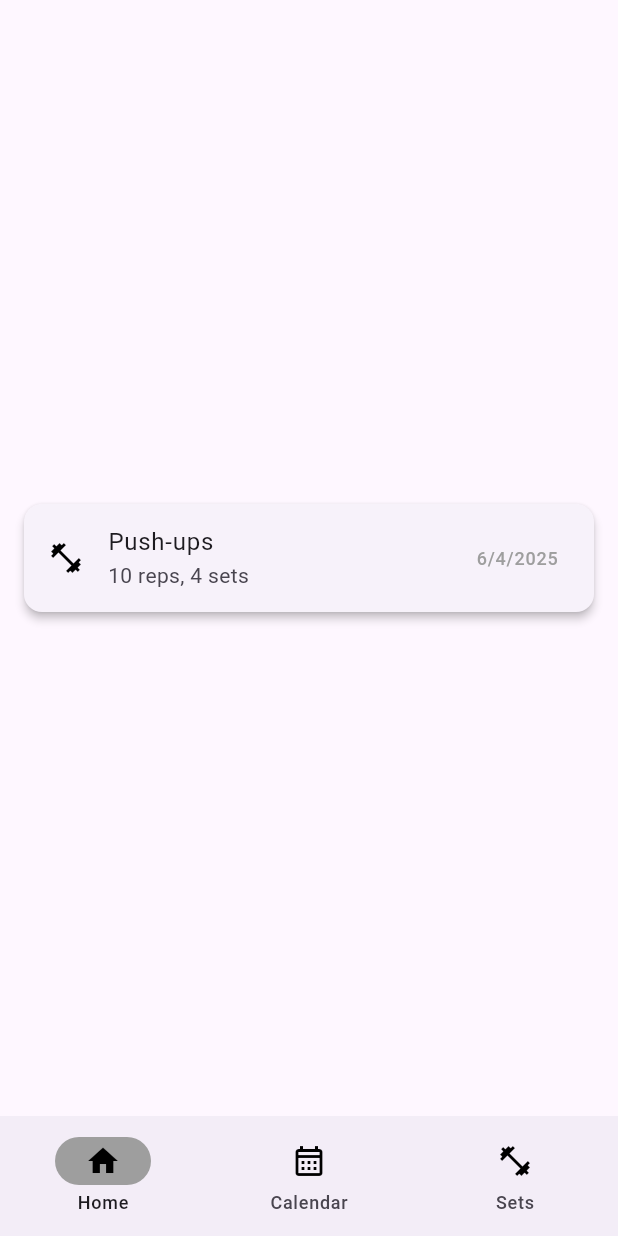
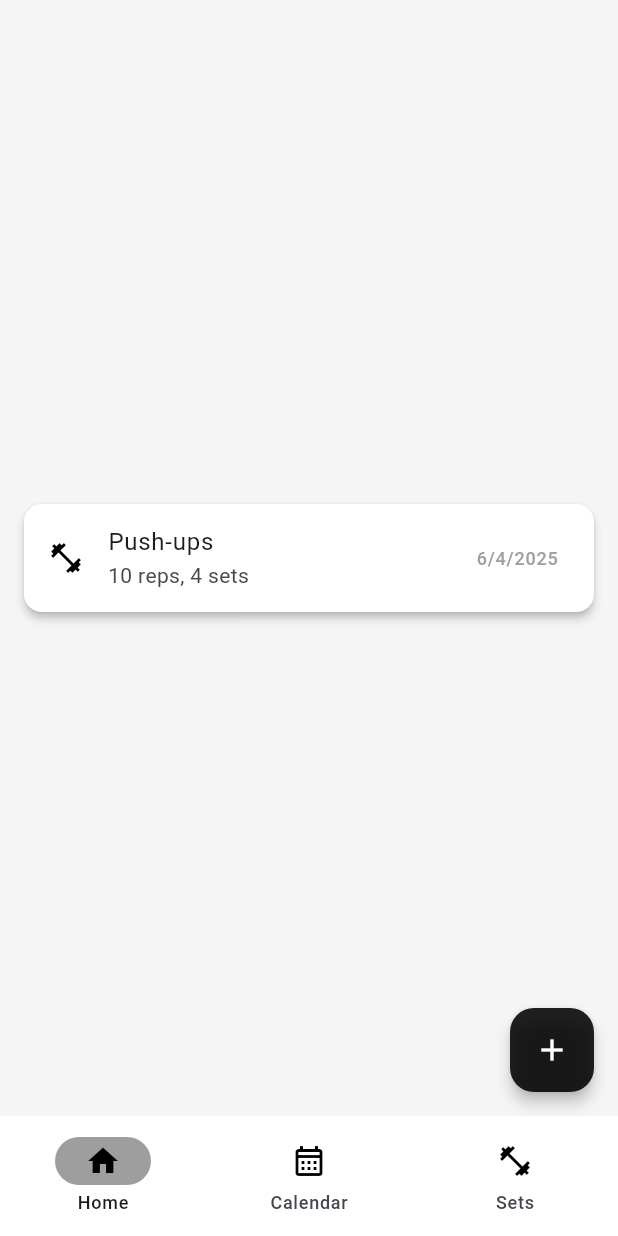
Before and after one commit to Sairusses/Workout-Tracker, a Flutter app: the screen it shows after launch, on a phone screen of 412 x 824 dp. Run offline on Flutter 3.47's test engine with Material 3 defaults, Android fonts, the phone set to English and light mode, and no system bars; our stand-ins replace device_preview.

Commit message:
minor changes 0.2

```diff
--- a/lib/components/workout_card.dart
+++ b/lib/components/workout_card.dart
@@ -24,6 +24,7 @@ class WorkoutCard extends StatelessWidget{
     final Workout workout = workoutFromMap(workoutMap);
 
     return Card(
+      color: Colors.white,
       margin: const EdgeInsets.symmetric(horizontal: 16, vertical: 8),
       elevation: 2.5,
       shape: RoundedRectangleBorder(borderRadius: BorderRadius.circular(12)),
--- a/lib/home.dart
+++ b/lib/home.dart
@@ -12,6 +12,7 @@ class HomeState extends State<Home>{
   Widget build(BuildContext context) {
     return Scaffold(
       bottomNavigationBar: NavigationBar(
+        backgroundColor: Colors.white,
         onDestinationSelected: (int index) {
           setState(() {
             currentPageIndex = index;
--- a/lib/home_screen.dart
+++ b/lib/home_screen.dart
@@ -11,7 +11,15 @@ class HomeScreen extends StatefulWidget{
 class HomeScreenState extends State<HomeScreen>{
   @override
   Widget build(BuildContext context) {
-    return Center(
+    return Scaffold(
+      backgroundColor: Colors.grey[100],
+      floatingActionButton: FloatingActionButton(
+        onPressed: (){},
+        backgroundColor: Colors.black87,
+        elevation: 4,
+        child: const Icon(Icons.add, color: Colors.white),
+      ),
+      body: Center(
         child: WorkoutCard(workoutMap: <String, dynamic>{
           'id': 1,
           'title': 'Push-ups',
@@ -20,6 +28,7 @@ class HomeScreenState extends State<HomeScreen>{
           'date': DateTime.now().toString(),
           'type': 'reps',
         }),
+      ),
     );
   }
 }
```
Lines whose indentation alone changed are shown as unchanged.
